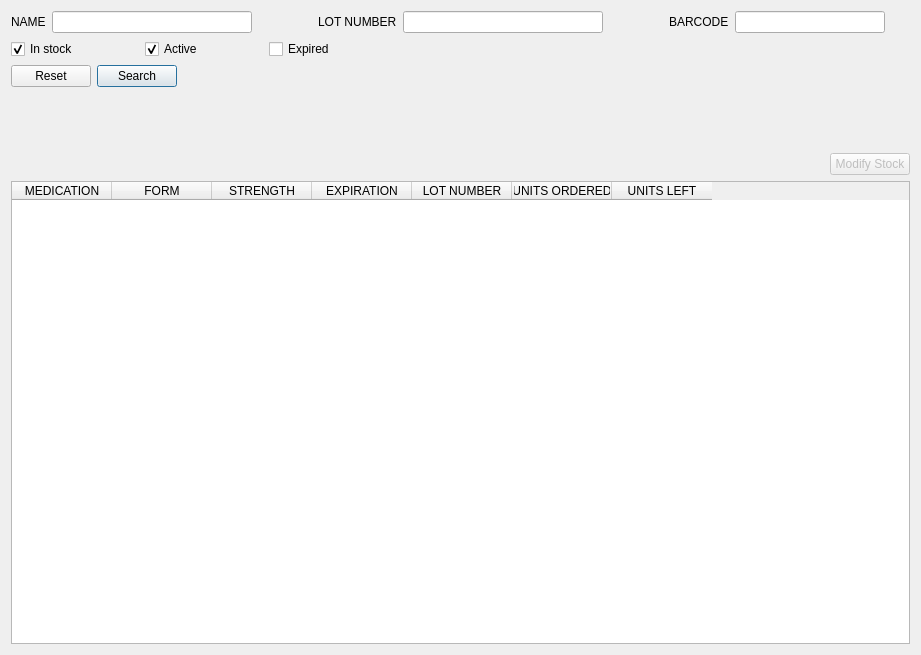
Old version of the form mtrack/inventoryframe.ui in the repository kyledevans/Medicine-Track.
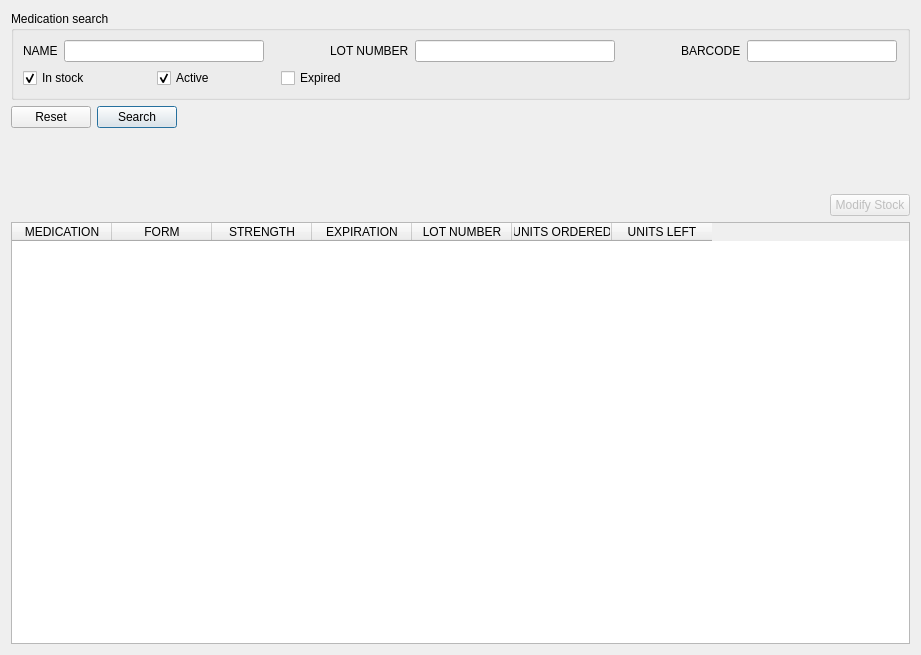
New version of the form.

```diff
--- a/mtrack/inventoryframe.ui
+++ b/mtrack/inventoryframe.ui
@@ -21,6 +21,12 @@
   </property>
   <layout class="QVBoxLayout" name="verticalLayout_2">
    <item>
+    <widget class="QGroupBox" name="groupBox">
+     <property name="title">
+      <string>Medication search</string>
+     </property>
+     <layout class="QVBoxLayout" name="verticalLayout">
+      <item>
     <layout class="QHBoxLayout" name="horizontalLayout">
      <item>
       <widget class="QLabel" name="nameLabel">
@@ -214,6 +220,9 @@
      </item>
     </layout>
    </item>
+     </layout>
+    </widget>
+   </item>
    <item>
     <layout class="QHBoxLayout" name="horizontalLayout_3">
      <item>
```
Left out of the diff: 12 changed lines with no effect on the pictures. Lines whose indentation alone changed are shown as unchanged.
